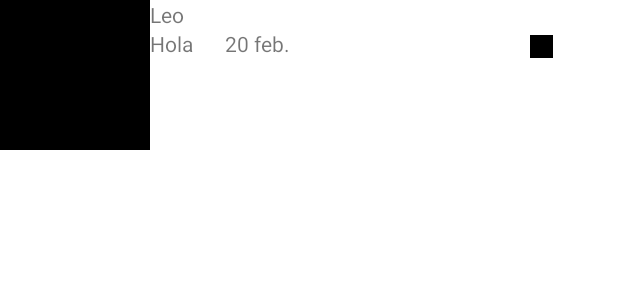
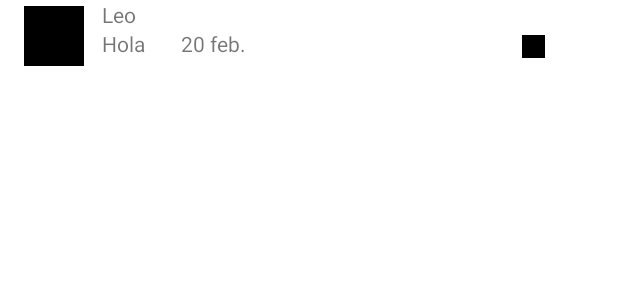
Before and after one commit to 2022B-Software-Computacion/salvador-guzman-byron-leonardo-movsoft, an Android app: the layout item_mesenger.xml on its own in the app's theme, with its tools: preview values and no code run, on a phone screen of 412 x 824 dp. Shown: the top 300 px of the screen. Run offline under Robolectric (Android 15) with nearby library versions, the phone set to English and light mode, and no system bars.

Commit message:
Aplicación funcionando con carga de imágenes

```diff
--- a/MessengerAppRecyclerView/app/src/main/res/layout/item_mesenger.xml
+++ b/MessengerAppRecyclerView/app/src/main/res/layout/item_mesenger.xml
@@ -7,41 +7,44 @@
 
     <ImageView
         android:id="@+id/ivFotoAmigo"
-        tools:background="@color/black"
-        android:layout_width="100dp"
-        android:layout_height="100dp"
+        android:layout_width="40dp"
+        android:layout_height="40dp"
+        android:layout_marginStart="16dp"
+        android:layout_marginTop="4dp"
+        app:layout_constraintStart_toStartOf="parent"
         app:layout_constraintTop_toTopOf="parent"
-        app:layout_constraintStart_toStartOf="parent"/>
+        tools:background="@color/black" />
 
     <ImageView
         android:id="@+id/ivConfLectura"
         android:layout_width="15dp"
         android:layout_height="15dp"
-
         android:layout_marginTop="4dp"
         app:layout_constraintEnd_toEndOf="parent"
-        app:layout_constraintHorizontal_bias="0.838"
+        app:layout_constraintHorizontal_bias="0.878"
         app:layout_constraintLeft_toRightOf="@+id/msnUltimoMensaje"
         app:layout_constraintRight_toLeftOf="@+id/msnUltimoMensaje"
-        app:layout_constraintStart_toEndOf="@+id/msnUltimoMensaje"
+        app:layout_constraintStart_toStartOf="parent"
         app:layout_constraintTop_toBottomOf="@+id/msnNombreAmigo"
         tools:background="@color/black" />
 
     <TextView
         android:id="@+id/msnNombreAmigo"
-        tools:text="Leo"
         android:layout_width="wrap_content"
         android:layout_height="wrap_content"
+        android:layout_marginStart="12dp"
+        app:layout_constraintStart_toEndOf="@+id/ivFotoAmigo"
         app:layout_constraintTop_toTopOf="parent"
-        app:layout_constraintStart_toEndOf="@+id/ivFotoAmigo"/>
+        tools:text="Leo" />
 
     <TextView
         android:id="@+id/msnUltimoMensaje"
-        tools:text="Hola"
         android:layout_width="wrap_content"
         android:layout_height="wrap_content"
+        android:layout_marginStart="12dp"
+        app:layout_constraintStart_toEndOf="@+id/ivFotoAmigo"
         app:layout_constraintTop_toBottomOf="@+id/msnNombreAmigo"
-        app:layout_constraintStart_toEndOf="@+id/ivFotoAmigo"/>
+        tools:text="Hola" />
 
     <TextView
         android:id="@+id/msnFecha"
```
Also changed, not shown: MessengerAppRecyclerView/app/src/main/java/com/example/messengerapprecyclerview/MessengerUsuarios.kt (+57 -29 lines).
